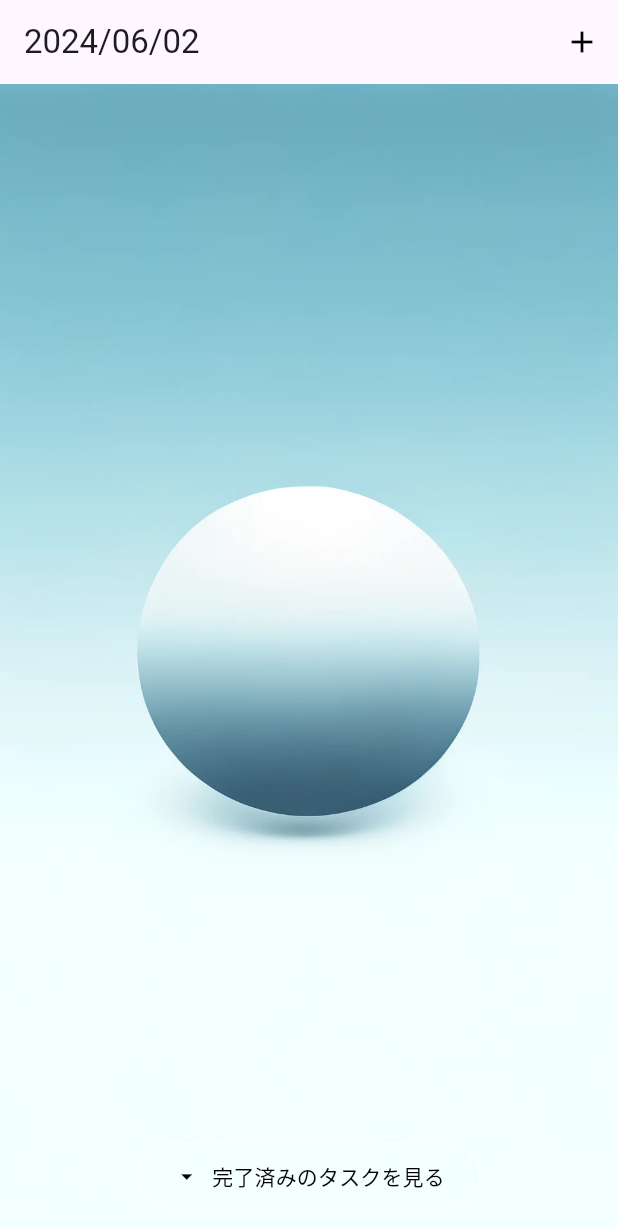
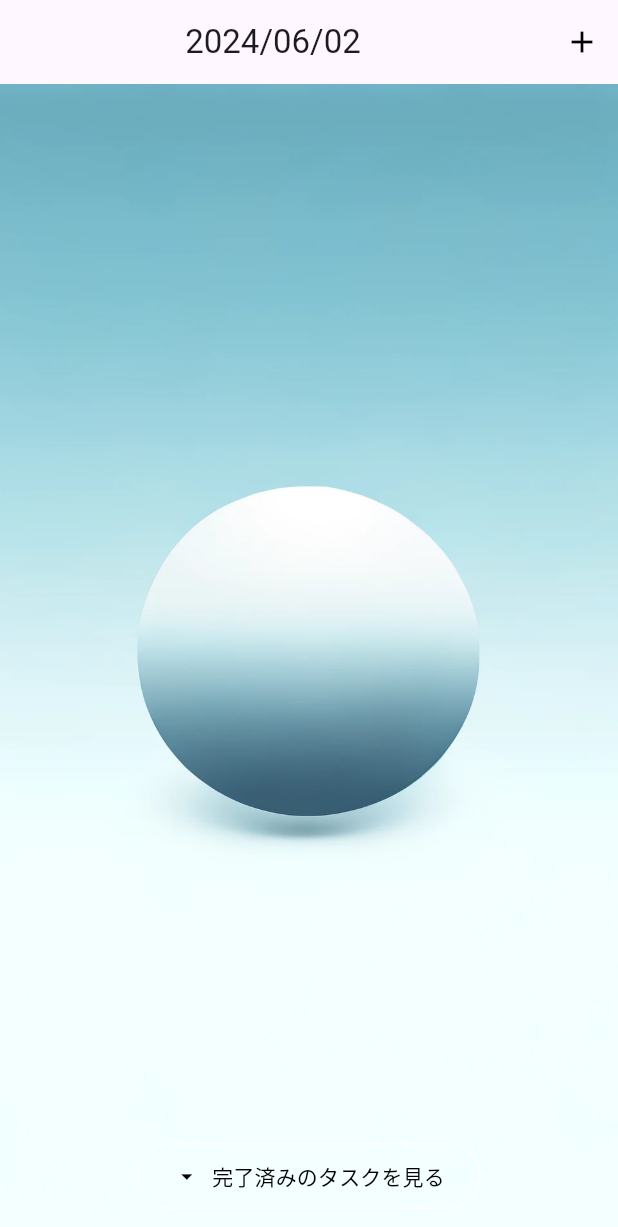
Before and after one commit to takuowake/todo-list, a Flutter app: the screen it shows after launch, on a phone screen of 412 x 824 dp. Shown: the top 1227 px of the screen. Run offline on Flutter 3.47's test engine with Material 3 defaults, Android fonts, the phone set to English and light mode, and no system bars; our stand-ins replace flutter_riverpod, shared_preferences.

Commit message:
AppBarタイトルを中央寄せに変更

```diff
--- a/lib/views/todo_list_screen.dart
+++ b/lib/views/todo_list_screen.dart
@@ -25,7 +25,7 @@ class _TodoListScreenState extends ConsumerState<TodoListScreen> {
 
     return Scaffold(
       appBar: AppBar(
-        title: Text(formattedDate),
+        title: Center(child: Text(formattedDate)),
         actions: [
           IconButton(
             icon: const Icon(Icons.add),
```
